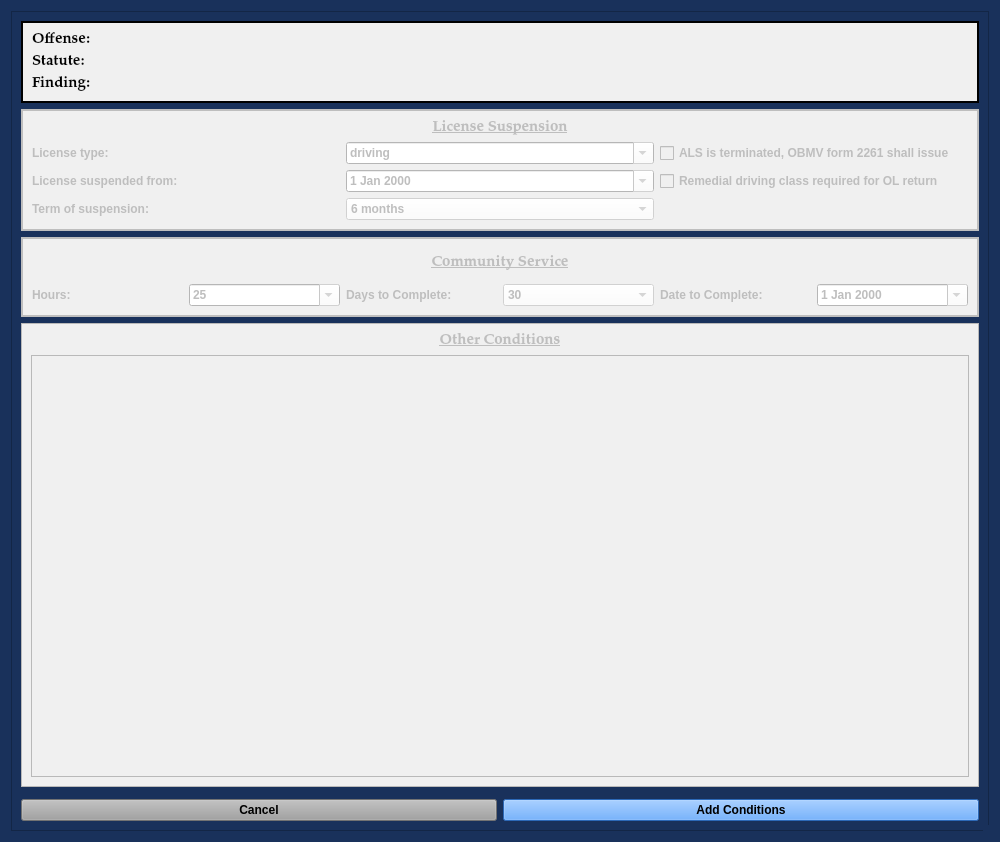
Above: package/views/ui/AddConditionsDialog.ui from HunterProgram22/MuniEntry before the change. Below: the same form after it.
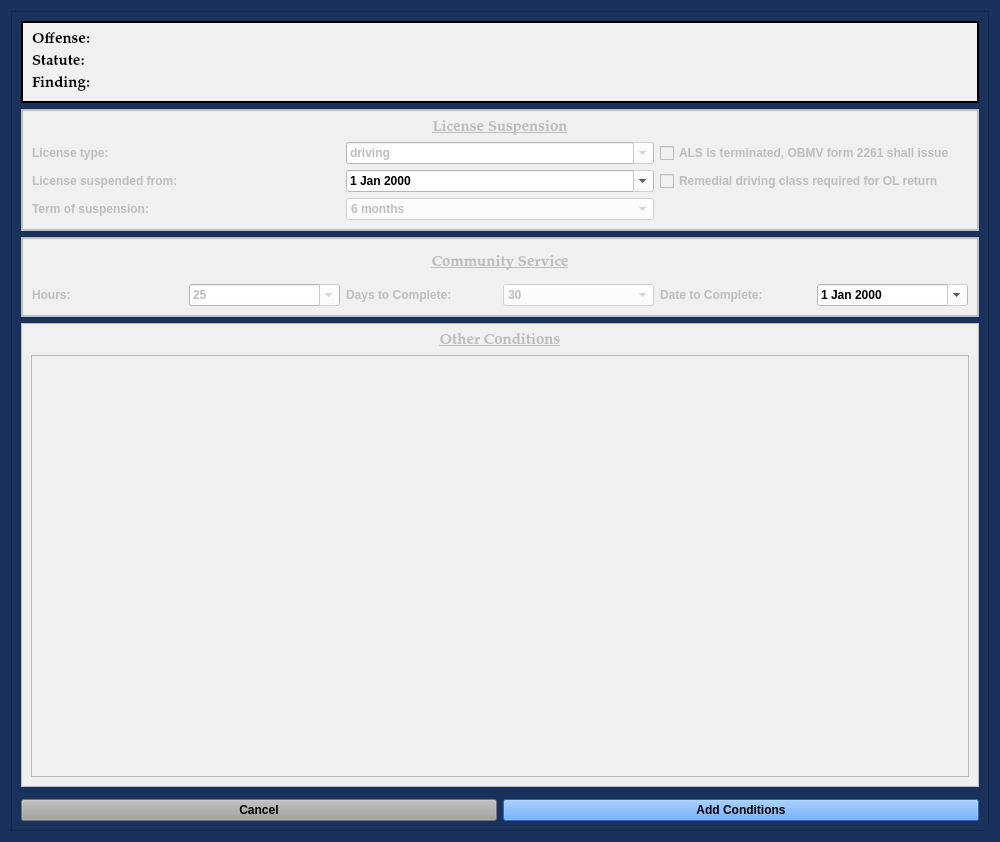
That is the form after the change.

The edit to the form file:
```diff
--- a/package/views/ui/AddConditionsDialog.ui
+++ b/package/views/ui/AddConditionsDialog.ui
@@ -240,7 +240,8 @@
           <item row="2" column="1">
            <widget class="QDateEdit" name="license_suspension_date_box">
             <property name="styleSheet">
-             <string notr="true">background-color: rgb(255, 255, 255);</string>
+             <string notr="true">color: rgb(0, 0, 0);
+background-color: rgb(255, 255, 255);</string>
             </property>
             <property name="calendarPopup">
              <bool>true</bool>
@@ -440,7 +441,8 @@
           <item row="1" column="5">
            <widget class="QDateEdit" name="community_service_date_to_complete_box">
             <property name="styleSheet">
-             <string notr="true">background-color: rgb(255, 255, 255);</string>
+             <string notr="true">color: rgb(0, 0, 0);
+background-color: rgb(255, 255, 255);</string>
             </property>
             <property name="calendarPopup">
              <bool>true</bool>
```
